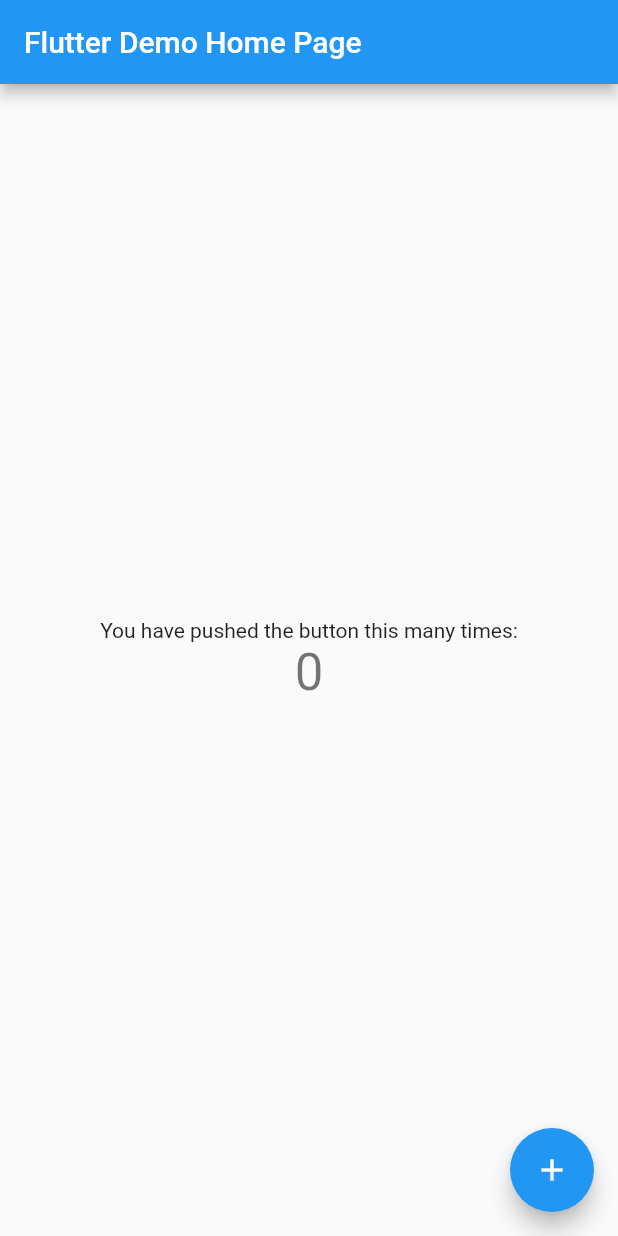
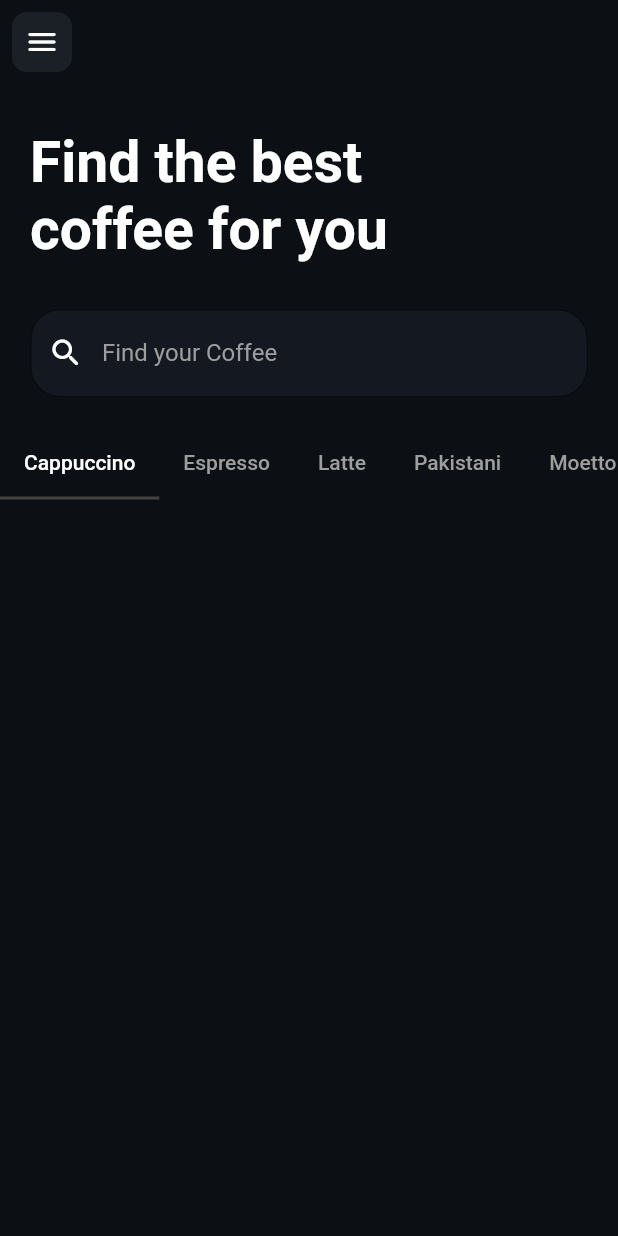
Before and after one commit to huzaifazahoorchohan/coffee_shop_ui, a Flutter app: the screen it shows after launch, on a phone screen of 412 x 824 dp. Run offline on Flutter 3.47's test engine with Material 2 defaults, Android fonts, the phone set to English and light mode, and no system bars.

Commit message:
home page 50% completed

```diff
--- a/lib/main.dart
+++ b/lib/main.dart
@@ -1,4 +1,6 @@
 import 'package:flutter/material.dart';
+
+import 'screens/home.dart';
 
 void main() {
   runApp(const MyApp());
@@ -7,109 +9,12 @@ void main() {
 class MyApp extends StatelessWidget {
   const MyApp({Key? key}) : super(key: key);
 
-  // This widget is the root of your application.
   @override
   Widget build(BuildContext context) {
-    return MaterialApp(
-      title: 'Flutter Demo',
-      theme: ThemeData(
-        // This is the theme of your application.
-        //
-        // Try running your application with "flutter run". You'll see the
-        // application has a blue toolbar. Then, without quitting the app, try
-        // changing the primarySwatch below to Colors.green and then invoke
-        // "hot reload" (press "r" in the console where you ran "flutter run",
-        // or simply save your changes to "hot reload" in a Flutter IDE).
-        // Notice that the counter didn't reset back to zero; the application
-        // is not restarted.
-        primarySwatch: Colors.blue,
-      ),
-      home: const MyHomePage(title: 'Flutter Demo Home Page'),
+    return const MaterialApp(
+      debugShowCheckedModeBanner: false,
+      title: "Coffee Shop",
+      home: HomeScreen(),
     );
   }
 }
-
-class MyHomePage extends StatefulWidget {
-  const MyHomePage({Key? key, required this.title}) : super(key: key);
-
-  // This widget is the home page of your application. It is stateful, meaning
-  // that it has a State object (defined below) that contains fields that affect
-  // how it looks.
-
-  // This class is the configuration for the state. It holds the values (in this
-  // case the title) provided by the parent (in this case the App widget) and
-  // used by the build method of the State. Fields in a Widget subclass are
-  // always marked "final".
-
-  final String title;
-
-  @override
-  State<MyHomePage> createState() => _MyHomePageState();
-}
-
-class _MyHomePageState extends State<MyHomePage> {
-  int _counter = 0;
-
-  void _incrementCounter() {
-    setState(() {
-      // This call to setState tells the Flutter framework that something has
-      // changed in this State, which causes it to rerun the build method below
-      // so that the display can reflect the updated values. If we changed
-      // _counter without calling setState(), then the build method would not be
-      // called again, and so nothing would appear to happen.
-      _counter++;
-    });
-  }
-
-  @override
-  Widget build(BuildContext context) {
-    // This method is rerun every time setState is called, for instance as done
-    // by the _incrementCounter method above.
-    //
-    // The Flutter framework has been optimized to make rerunning build methods
-    // fast, so that you can just rebuild anything that needs updating rather
-    // than having to individually change instances of widgets.
-    return Scaffold(
-      appBar: AppBar(
-        // Here we take the value from the MyHomePage object that was created by
-        // the App.build method, and use it to set our appbar title.
-        title: Text(widget.title),
-      ),
-      body: Center(
-        // Center is a layout widget. It takes a single child and positions it
-        // in the middle of the parent.
-        child: Column(
-          // Column is also a layout widget. It takes a list of children and
-          // arranges them vertically. By default, it sizes itself to fit its
-          // children horizontally, and tries to be as tall as its parent.
-          //
-          // Invoke "debug painting" (press "p" in the console, choose the
-          // "Toggle Debug Paint" action from the Flutter Inspector in Android
-          // Studio, or the "Toggle Debug Paint" command in Visual Studio Code)
-          // to see the wireframe for each widget.
-          //
-          // Column has various properties to control how it sizes itself and
-          // how it positions its children. Here we use mainAxisAlignment to
-          // center the children vertically; the main axis here is the vertical
-          // axis because Columns are vertical (the cross axis would be
-          // horizontal).
-          mainAxisAlignment: MainAxisAlignment.center,
-          children: <Widget>[
-            const Text(
-              'You have pushed the button this many times:',
-            ),
-            Text(
-              '$_counter',
-              style: Theme.of(context).textTheme.headline4,
-            ),
-          ],
-        ),
-      ),
-      floatingActionButton: FloatingActionButton(
-        onPressed: _incrementCounter,
-        tooltip: 'Increment',
-        child: const Icon(Icons.add),
-      ), // This trailing comma makes auto-formatting nicer for build methods.
-    );
-  }
-}
--- /dev/null
+++ b/lib/screens/home.dart
@@ -0,0 +1,130 @@
+import 'package:flutter/material.dart';
+
+class HomeScreen extends StatefulWidget {
+  const HomeScreen({Key? key}) : super(key: key);
+
+  @override
+  State<HomeScreen> createState() => _HomeScreenState();
+}
+
+class _HomeScreenState extends State<HomeScreen> with TickerProviderStateMixin {
+  TabController? _tabController;
+
+  @override
+  void initState() {
+    _tabController = TabController(length: 7, vsync: this);
+    super.initState();
+  }
+
+  @override
+  Widget build(BuildContext context) {
+    return Scaffold(
+      backgroundColor: const Color(0XFF0C1015),
+      appBar: AppBar(
+        backgroundColor: Colors.transparent,
+        elevation: 0.0,
+        leading: Padding(
+          padding: const EdgeInsets.all(8.0),
+          child: Container(
+            decoration: BoxDecoration(
+              color: const Color(0XFF1B2027),
+              borderRadius: BorderRadius.circular(10.0),
+            ),
+            child: IconButton(
+              onPressed: () {},
+              icon: const Icon(
+                Icons.menu_rounded,
+              ),
+            ),
+          ),
+        ),
+      ),
+      body: ListView(
+        children: [
+          Container(
+            padding: const EdgeInsets.symmetric(
+              horizontal: 20.0,
+              vertical: 30.0,
+            ),
+            child: const Text(
+              "Find the best \ncoffee for you",
+              style: TextStyle(
+                color: Colors.white,
+                fontWeight: FontWeight.bold,
+                fontSize: 38.0,
+              ),
+            ),
+          ),
+          Container(
+            padding: const EdgeInsets.symmetric(horizontal: 20.0),
+            child: TextField(
+              cursorColor: Colors.white,
+              style: const TextStyle(
+                color: Colors.white,
+              ),
+              decoration: InputDecoration(
+                labelText: "Find your Coffee",
+                labelStyle: const TextStyle(
+                  color: Colors.grey,
+                ),
+                prefixIcon: const Icon(
+                  Icons.search_rounded,
+                  color: Colors.white,
+                ),
+                prefixIconColor: Colors.white,
+                focusColor: Colors.white,
+                fillColor: const Color(0xff141921),
+                filled: true,
+                focusedBorder: const OutlineInputBorder(
+                  borderRadius: BorderRadius.zero,
+                  borderSide: BorderSide(color: Colors.transparent, width: 0),
+                ),
+                border: OutlineInputBorder(
+                  borderRadius: BorderRadius.circular(20.0),
+                  borderSide:
+                      const BorderSide(color: Colors.transparent, width: 0),
+                ),
+              ),
+            ),
+          ),
+          const SizedBox(
+            height: 20.0,
+          ),
+          TabBar(
+            controller: _tabController,
+            labelColor: Colors.white,
+            labelStyle: const TextStyle(
+              fontSize: 14.0,
+            ),
+            unselectedLabelColor: Colors.grey,
+            indicatorColor: Colors.grey[800],
+            isScrollable: true,
+            tabs: const [
+              Tab(
+                text: "Cappuccino",
+              ),
+              Tab(
+                text: "Espresso",
+              ),
+              Tab(
+                text: "Latte",
+              ),
+              Tab(
+                text: "Pakistani",
+              ),
+              Tab(
+                text: "Moetto",
+              ),
+              Tab(
+                text: "Mocha",
+              ),
+              Tab(
+                text: "Oddio",
+              ),
+            ],
+          ),
+        ],
+      ),
+    );
+  }
+}
```
Also changed, not shown: assets/images/c1.jpg (added), assets/images/c2.jpg (added), assets/images/c3.jpg (added), assets/images/c4.jpg (added), assets/images/c5.jpg (added).
